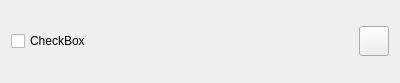
The window that src/airunner/components/documents/gui/widgets/templates/document.ui (Capsize-Games/airunner) describes before a commit, drawn with Qt 5.
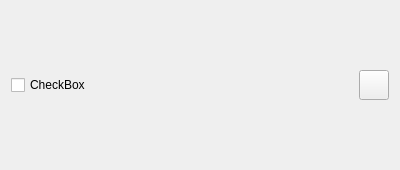
The same window after the commit. Icons and pictures are not drawn.

What changed in the file:
```diff
--- a/src/airunner/components/documents/gui/widgets/templates/document.ui
+++ b/src/airunner/components/documents/gui/widgets/templates/document.ui
@@ -7,7 +7,7 @@
     <x>0</x>
     <y>0</y>
     <width>400</width>
-    <height>83</height>
+    <height>170</height>
    </rect>
   </property>
   <property name="windowTitle">
```
